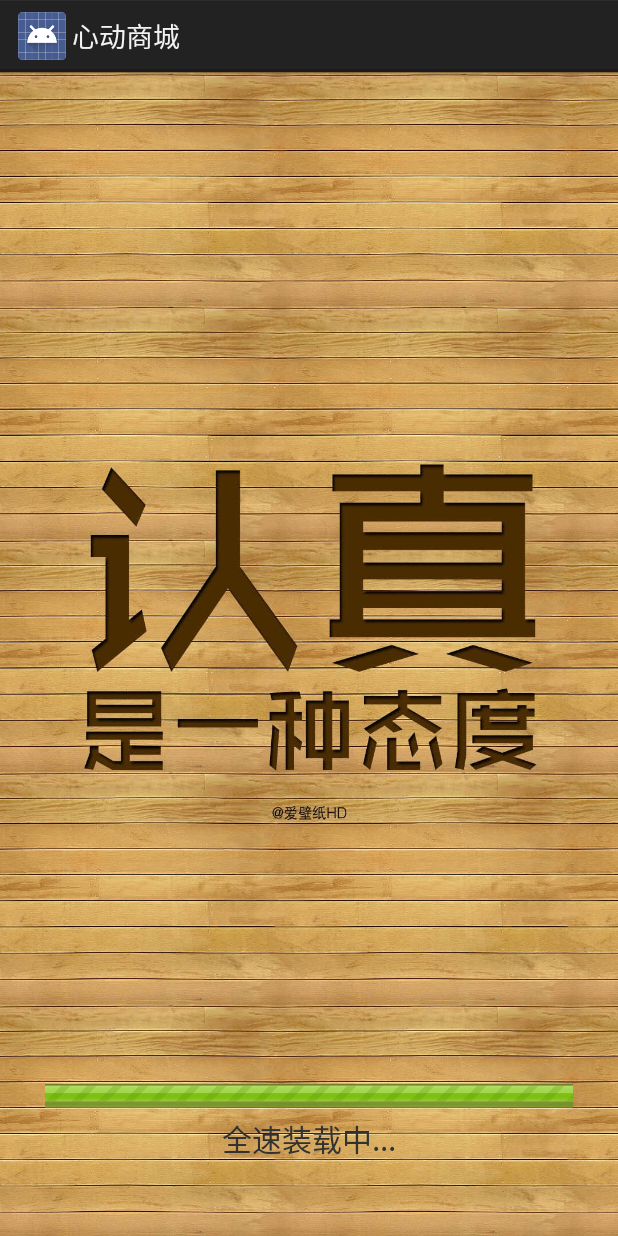
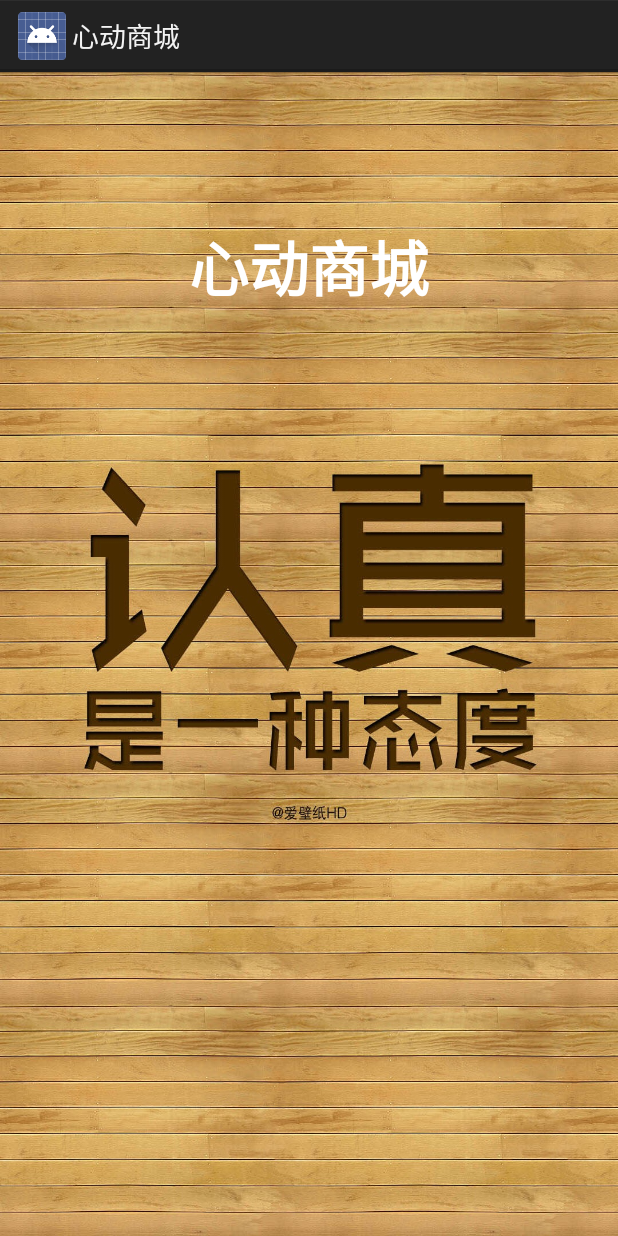
Before and after one commit to xinpengfei520/ShoppingMall, an Android app: the layout activity_welcome.xml on its own in the app's theme, with its tools: preview values and no code run, on a phone screen of 412 x 824 dp. Run offline under Robolectric (Android 15) with nearby library versions, the phone set to English and light mode, and no system bars.

Commit message:
启动页面优化

```diff
--- a/app/src/main/java/com/xpf/shoppingmall/activity/MainActivity.java
+++ b/app/src/main/java/com/xpf/shoppingmall/activity/MainActivity.java
@@ -60,7 +60,6 @@ public class MainActivity extends FragmentActivity {
             }
         }
     };
-
 
     @Override
     protected void onCreate(Bundle savedInstanceState) {
--- a/app/src/main/res/layout/activity_main.xml
+++ b/app/src/main/res/layout/activity_main.xml
@@ -16,9 +16,9 @@
     <RadioGroup
         android:id="@+id/rg_main"
         android:layout_width="match_parent"
-        android:layout_height="wrap_content"
+        android:layout_height="60dp"
         android:layout_alignParentBottom="true"
-        android:background="@drawable/home_bottom_parent_bg"
+        android:background="@drawable/bg_white_top_gray_divider"
         android:orientation="horizontal">
 
         <RadioButton
--- a/app/src/main/res/layout/activity_welcome.xml
+++ b/app/src/main/res/layout/activity_welcome.xml
@@ -6,31 +6,14 @@
     android:background="@drawable/welcome_bg"
     tools:context="com.xpf.shoppingmall.activity.WelcomeActivity">
 
-    <LinearLayout
+    <TextView
         android:layout_width="match_parent"
         android:layout_height="wrap_content"
-        android:layout_alignParentBottom="true"
-        android:layout_centerHorizontal="true"
-        android:layout_marginBottom="50dp"
-        android:gravity="center_horizontal"
-        android:orientation="vertical">
-
-        <ProgressBar
-            android:id="@+id/progressbar"
-            style="?android:attr/progressBarStyleHorizontal"
-            android:layout_width="match_parent"
-            android:layout_height="wrap_content"
-            android:layout_marginLeft="30dp"
-            android:layout_marginRight="30dp"
-            android:max="100"
-            android:progressDrawable="@drawable/layer_loading" />
-
-        <TextView
-            android:layout_width="wrap_content"
-            android:layout_height="wrap_content"
-            android:layout_marginTop="5dp"
-            android:text="全速装载中..."
-            android:textSize="20sp" />
-    </LinearLayout>
+        android:layout_marginTop="100dp"
+        android:gravity="center|bottom"
+        android:text="心动商城"
+        android:textColor="@color/white"
+        android:textSize="40sp"
+        android:textStyle="bold" />
 
 </RelativeLayout>
--- a/app/src/main/res/values/colors.xml
+++ b/app/src/main/res/values/colors.xml
@@ -16,6 +16,9 @@
     <color name="round_red_common">#DC143C</color>
     <color name="my_title_bg">#28baed</color>
     <color name="white">#ffffff</color>
+    <color name="fefefe">#fefefe</color>
+    <color name="bdbdbd">#bdbdbd</color>
+    <color name="a3a3a3">#a3a3a3</color>
 
     <color name="page_back">#fff2f2f2</color>
     <color name="logo_text_color">#ff7f7f7f</color>
```
Also changed, not shown: app/src/main/java/com/xpf/shoppingmall/activity/WelcomeActivity.java (+4 -84 lines), app/src/main/res/drawable/bg_white_top_gray_divider.xml (added, +7 -0 lines), app/src/main/res/drawable/home_bottom_parent_bg.9.png (deleted).
